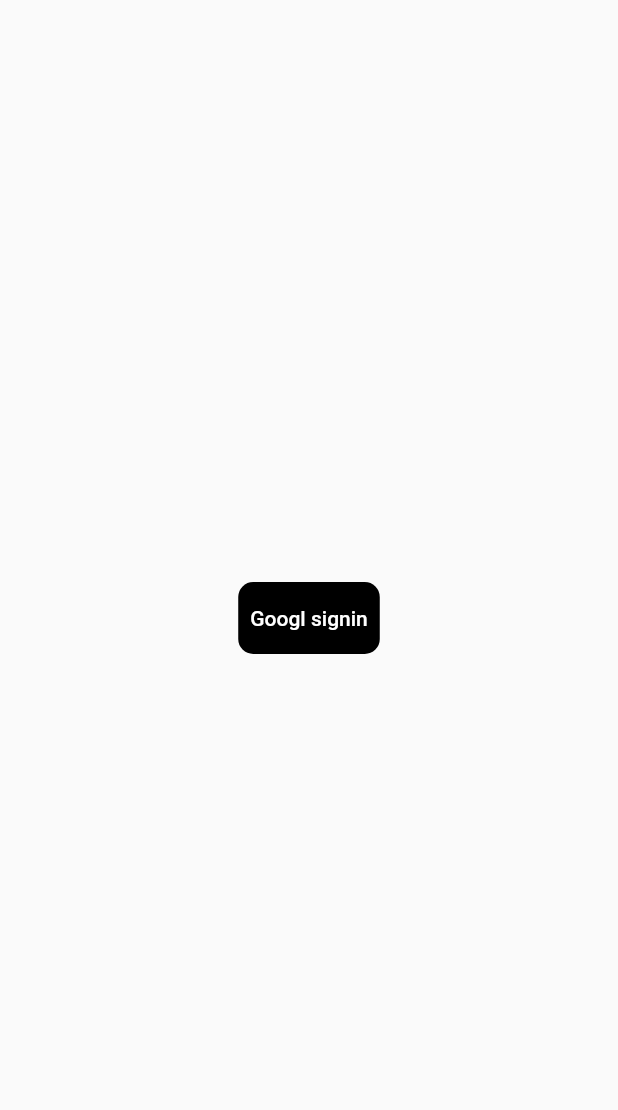
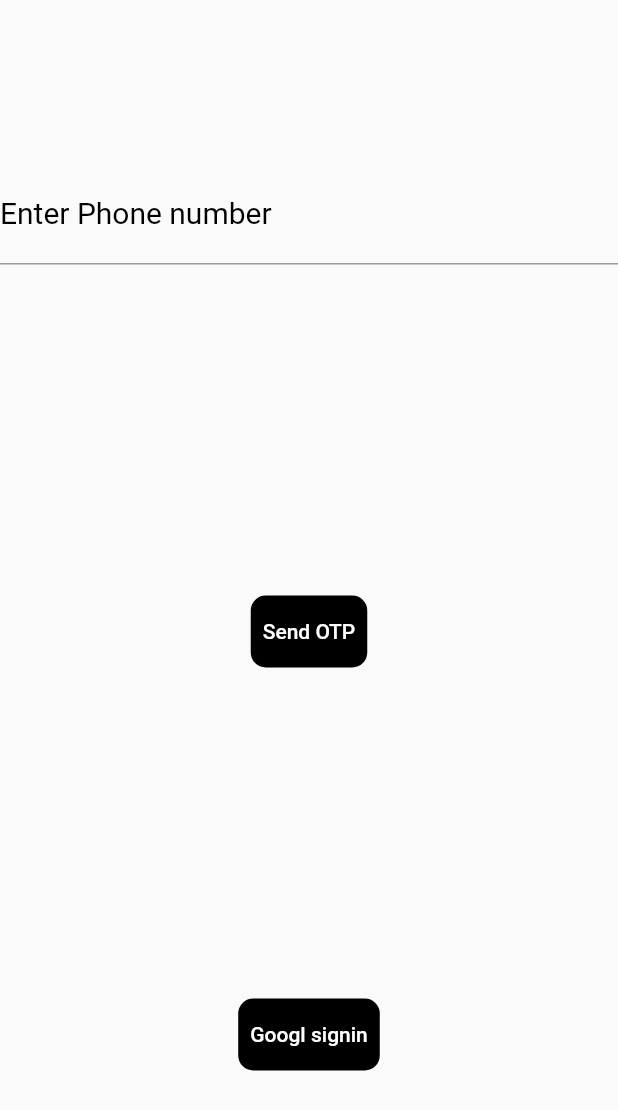
Before and after one commit to taabishhh/flutter_firebase, a Flutter app: the screen it shows after launch, on a phone screen of 412 x 824 dp. Shown: the top 1110 px of the screen. Run offline on Flutter 3.47's test engine with Material 2 defaults, Android fonts, the phone set to English and light mode, and no system bars; our stand-ins replace bloc, equatable, firebase_auth, firebase_core, flutter_bloc, fluttertoast and 1 more; accounts and stored records are empty.

Commit message:
login done

```diff
--- a/lib/blocs/login_bloc.dart
+++ b/lib/blocs/login_bloc.dart
@@ -1,15 +1,20 @@
 import 'package:bloc/bloc.dart';
+import 'package:flutter/material.dart';
 import 'package:flutter_firebase/blocs/login_event.dart';
 import 'package:flutter_firebase/blocs/login_state.dart';
 
 import '../services/google_login.dart';
+import '../services/phone_login.dart';
 
 class LoginBloc extends Bloc<LoginEvent,LoginState>{
   LoginBloc() : super(
-    (LoginInitial()),
+    (LoginInitial(phoneController: TextEditingController())),
   ){
     on<LoginPressed>((event, emit) async {
       await signInWithGoogle(event,emit);
     });
+    on<PhoneLoginPressed>((event, emit) async {
+      await phoneLogin(event,emit);
+    });
   }
 }
--- a/lib/blocs/login_event.dart
+++ b/lib/blocs/login_event.dart
@@ -1,8 +1,16 @@
 import 'package:equatable/equatable.dart';
+import 'package:flutter/material.dart';
 
-abstract class LoginEvent extends Equatable{}
+abstract class LoginEvent extends Equatable {}
 
-class LoginPressed extends LoginEvent{
+class LoginPressed extends LoginEvent {
   @override
   List<Object> get props => [];
 }
+
+class PhoneLoginPressed extends LoginEvent {
+  TextEditingController phoneController;
+  PhoneLoginPressed({required this.phoneController});
+  @override
+  List<Object> get props => [phoneController];
+}
--- a/lib/blocs/login_state.dart
+++ b/lib/blocs/login_state.dart
@@ -1,10 +1,13 @@
 import 'package:equatable/equatable.dart';
+import 'package:flutter/cupertino.dart';
 
 abstract class LoginState extends Equatable {}
 
 class LoginInitial extends LoginState {
+  TextEditingController phoneController;
+  LoginInitial({required this.phoneController});
   @override
-  List<Object> get props => [];
+  List<Object> get props => [phoneController];
 }
 
 class LoginLoading extends LoginState {
@@ -16,7 +19,7 @@ class LoginSuccess extends LoginState {
   String msg, route;
   LoginSuccess({required this.msg, required this.route});
   @override
-  List<Object> get props => [];
+  List<Object> get props => [msg,route];
 }
 
 class LoginFailure extends LoginState {
@@ -25,3 +28,10 @@ class LoginFailure extends LoginState {
   @override
   List<Object> get props => [msg];
 }
+
+class CodeSent extends LoginState {
+  final String message;
+  CodeSent({required this.message});
+  @override
+  List<Object> get props => [message];
+}
--- /dev/null
+++ b/lib/services/phone_login.dart
@@ -0,0 +1,36 @@
+import 'dart:async';
+
+import 'package:bloc/src/bloc.dart';
+import 'package:firebase_auth/firebase_auth.dart';
+import 'package:flutter_firebase/blocs/login_event.dart';
+import 'package:flutter_firebase/blocs/login_state.dart';
+
+Future<void> phoneLogin(
+    PhoneLoginPressed event, Emitter<LoginState> emit) async {
+  //
+  print("Phone login pressed");
+  emit(LoginLoading());
+  Completer<LoginState> completer = Completer<LoginState>();
+  await FirebaseAuth.instance.verifyPhoneNumber(
+    phoneNumber: event.phoneController.text,
+    verificationCompleted: (PhoneAuthCredential credential) {
+      emit(LoginSuccess(
+        msg: "Phone number verified",
+        route: "/home",
+      ));
+    },
+    verificationFailed: (FirebaseAuthException e)  {
+      //
+      emit(LoginFailure(msg: "Invalid OTP"));
+      print(e.message);
+    },
+    codeSent: (String verificationId, int? resendToken) {
+      //
+      emit(CodeSent(message: "OTP sent"));
+    },
+    codeAutoRetrievalTimeout: (String verificationId) {
+      //
+      emit(LoginFailure(msg: "OTP expired"));
+    },
+  );
+}
--- a/lib/views/login.dart
+++ b/lib/views/login.dart
@@ -14,7 +14,94 @@ class Login extends StatelessWidget {
       body: Stack(
         children: [
           Center(
-            child: Container(
+            child: Column(
+              mainAxisAlignment: MainAxisAlignment.spaceAround,
+              children: [
+                BlocBuilder<LoginBloc, LoginState>(
+                  builder: (context, state) {
+                    return TextField(
+                      controller: state is LoginInitial
+                          ? state.phoneController
+                          : TextEditingController(),
+                      decoration: InputDecoration(
+                        hintText: 'Phone number',
+                        hintStyle: TextStyle(
+                          color: Colors.black,
+                          fontSize: 20,
+                        ),
+                        labelText: "Enter Phone number",
+                        labelStyle: TextStyle(
+                          color: Colors.black,
+                          fontSize: 20,
+                        ),
+                      ),
+                    );
+                  },
+                ),
+                Container(
+                  decoration: BoxDecoration(
+                      color: Colors.black,
+                      borderRadius: BorderRadius.all(Radius.circular(10))),
+                  child: BlocConsumer<LoginBloc, LoginState>(
+                    listener: (context, state) {
+                      if (state is LoginSuccess) {
+                        Fluttertoast.showToast(
+                            msg: state.msg,
+                            toastLength: Toast.LENGTH_SHORT,
+                            gravity: ToastGravity.BOTTOM,
+                            timeInSecForIosWeb: 1,
+                            backgroundColor: Colors.black,
+                            textColor: Colors.white,
+                            fontSize: 16.0);
+                        Navigator.of(context).pushReplacementNamed(state.route);
+                      } else if (state is LoginFailure) {
+                        Fluttertoast.showToast(
+                            msg: state.msg,
+                            toastLength: Toast.LENGTH_SHORT,
+                            gravity: ToastGravity.BOTTOM,
+                            timeInSecForIosWeb: 1,
+                            backgroundColor: Colors.black,
+                            textColor: Colors.white,
+                            fontSize: 16.0);
+                      } else if (state is CodeSent) {
+                        Fluttertoast.showToast(
+                            msg: state.message,
+                            toastLength: Toast.LENGTH_SHORT,
+                            gravity: ToastGravity.BOTTOM,
+                            timeInSecForIosWeb: 1,
+                            backgroundColor: Colors.black,
+                            textColor: Colors.white,
+                            fontSize: 16.0);
+                      }
+                    },
+                    builder: (context, state) {
+                      return TextButton(
+                        onPressed: () {
+                          if (state is LoginInitial) {
+                            if (state.phoneController.text == "") {
+                              Fluttertoast.showToast(
+                                  msg: "Please enter phone number",
+                                  toastLength: Toast.LENGTH_SHORT,
+                                  gravity: ToastGravity.BOTTOM,
+                                  timeInSecForIosWeb: 1,
+                                  backgroundColor: Colors.black,
+                                  textColor: Colors.white,
+                                  fontSize: 16.0);
+                            } else {
+                              context.read<LoginBloc>().add(PhoneLoginPressed(
+                                  phoneController: state.phoneController));
+                            }
+                          }
+                        },
+                        child: Text(
+                          "Send OTP",
+                          style: TextStyle(color: Colors.white),
+                        ),
+                      );
+                    },
+                  ),
+                ),
+                Container(
                   decoration: BoxDecoration(
                       color: Colors.black,
                       borderRadius: BorderRadius.all(Radius.circular(10))),
@@ -54,6 +141,8 @@ class Login extends StatelessWidget {
                     },
                   ),
                 ),
+              ],
+            ),
           ),
           BlocBuilder<LoginBloc, LoginState>(
             builder: (context, state) {
--- a/pubspec.yaml
+++ b/pubspec.yaml
@@ -36,6 +36,7 @@ dependencies:
     sdk: flutter
   flutter_bloc: ^8.0.1
   fluttertoast: ^8.0.9
+  github_sign_in: ^0.0.4
   google_sign_in: ^5.2.4
 
 dev_dependencies:
```
Also changed, not shown: lib/services/google_login.dart (line endings or trailing spaces), pubspec.lock. Lines whose indentation alone changed are shown as unchanged.
